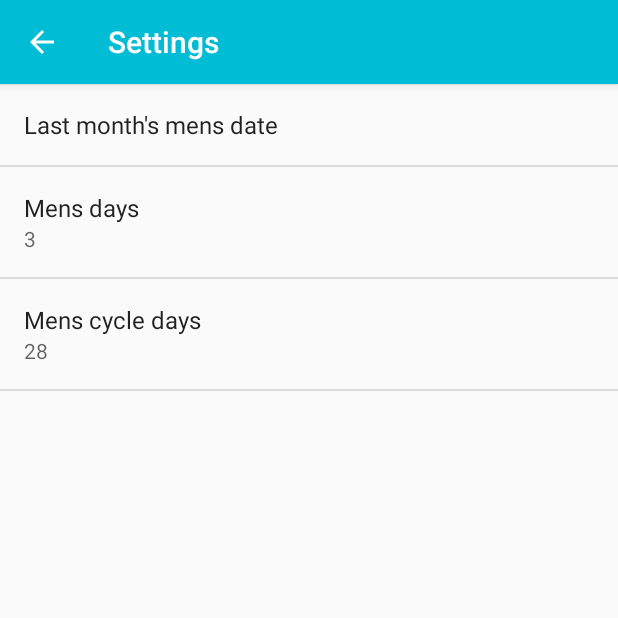
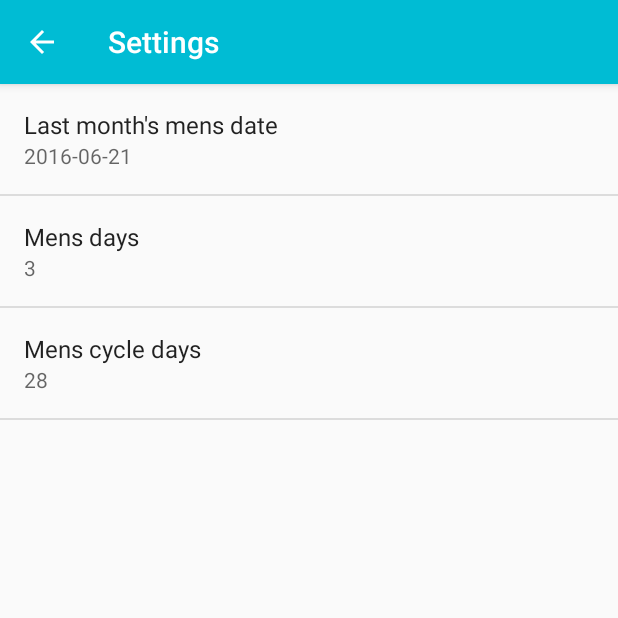
Before and after one commit to temaeli/calendar, an Android app: the screen it shows after launch (SettingsActivity), in the options menu, after a tap on "Settings", on a phone screen of 412 x 824 dp, the top half of it. Run offline under Robolectric (Android 15) with nearby library versions, the phone set to English and light mode, and no system bars; libraries missing offline, so code that uses them is left out: com.github.sundeepk.compactcalendarview; 9 statements that could not run were skipped.

Commit message:
Fixes date preference detault value set to summary

```diff
--- a/app/src/main/java/tz/co/wadau/calenderapp/DatePreference.java
+++ b/app/src/main/java/tz/co/wadau/calenderapp/DatePreference.java
@@ -6,6 +6,7 @@ import android.content.Context;
 import android.content.res.TypedArray;
 import android.preference.DialogPreference;
 import android.util.AttributeSet;
+import android.util.Log;
 import android.view.View;
 import android.widget.DatePicker;
 
@@ -85,7 +86,6 @@ public class DatePreference extends DialogPreference {
 
     @Override
     protected void onSetInitialValue(boolean restoreValue, Object defaultValue) {
-        dateval = null;
 
         if (restoreValue) {
             if (defaultValue == null) {
@@ -99,6 +99,8 @@ public class DatePreference extends DialogPreference {
         } else {
             dateval = defaultValue.toString();
         }
+
+        setText(dateval);
         lastYear = getYear(dateval);
         lastMonth = getMonth(dateval)-1;
         lastDate = getDate(dateval);
--- a/app/src/main/res/xml/preferences.xml
+++ b/app/src/main/res/xml/preferences.xml
@@ -8,8 +8,8 @@
     <tz.co.wadau.calenderapp.DatePreference
         android:key="prefs_last_month_mens_date"
         android:title="Last month's mens date"
-        android:defaultValue="2016-05-21"
-        android:summary="2016-05-21"
+        android:defaultValue="2016-06-21"
+        android:summary="2016-06-21"
          />
 
     <tz.co.wadau.calenderapp.NumberPickerPreference
```
